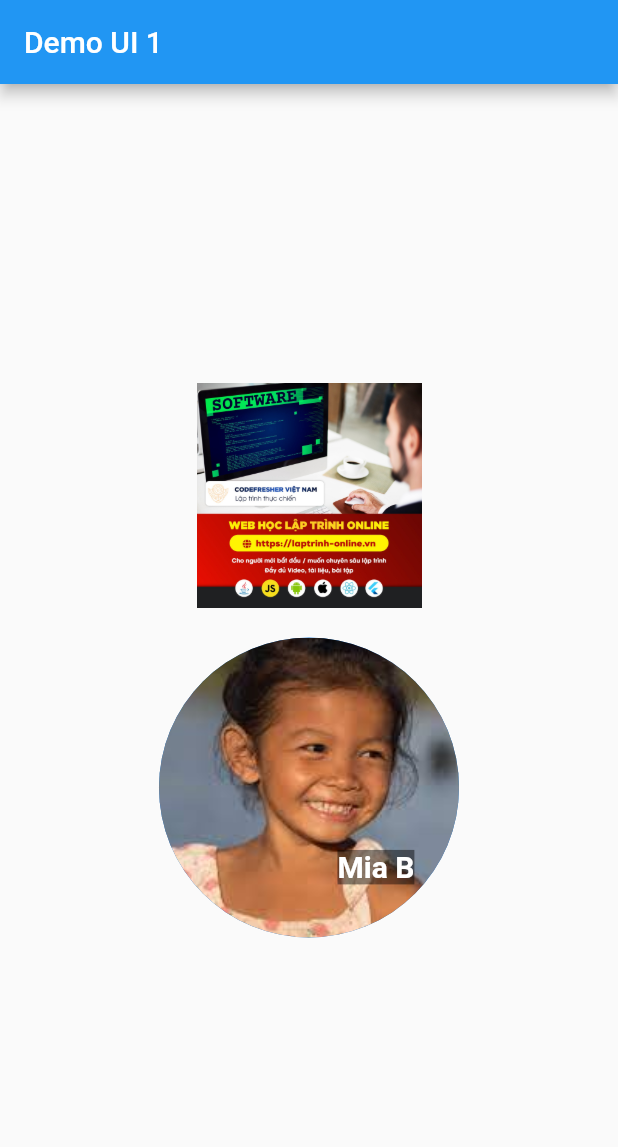
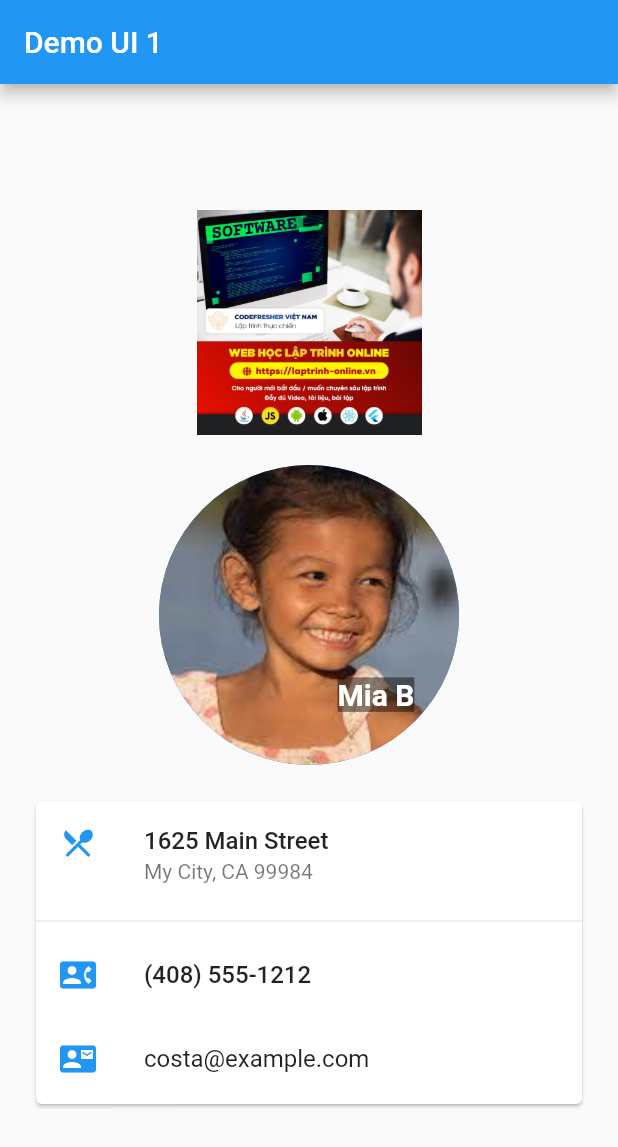
Before and after one commit to DuyLeHong/lesson3456, a Flutter app: the Lesson4HomePage screen opened directly, on a phone screen of 412 x 824 dp. Shown: the top 1147 px of the screen. Run offline on Flutter 3.47's test engine with Material 2 defaults, Android fonts, the phone set to English and light mode, and no system bars.

Commit message:
Some others UI

```diff
--- a/lib/demo_ui.dart
+++ b/lib/demo_ui.dart
@@ -39,10 +39,56 @@
                 SizedBox(height: 20,),
 
                 _buildStack(),
+
+                SizedBox(height: 20,),
+
+                _buildCard(),
               ],
             ),
           ),
         ));
+  }
+
+  Widget _buildCard() {
+    return Container(
+      padding: EdgeInsets.fromLTRB(20, 0, 20, 0),
+      height: 210,
+      child: Card(
+        child: Column(
+          children: [
+            ListTile(
+              title: const Text(
+                '1625 Main Street',
+                style: TextStyle(fontWeight: FontWeight.w500),
+              ),
+              subtitle: const Text('My City, CA 99984'),
+              leading: Icon(
+                Icons.restaurant_menu,
+                color: Colors.blue[500],
+              ),
+            ),
+            const Divider(),
+            ListTile(
+              title: const Text(
+                '(408) 555-1212',
+                style: TextStyle(fontWeight: FontWeight.w500),
+              ),
+              leading: Icon(
+                Icons.contact_phone,
+                color: Colors.blue[500],
+              ),
+            ),
+            ListTile(
+              title: const Text('costa@example.com'),
+              leading: Icon(
+                Icons.contact_mail,
+                color: Colors.blue[500],
+              ),
+            ),
+          ],
+        ),
+      ),
+    );
   }
 
   Widget _buildStack() {
```
